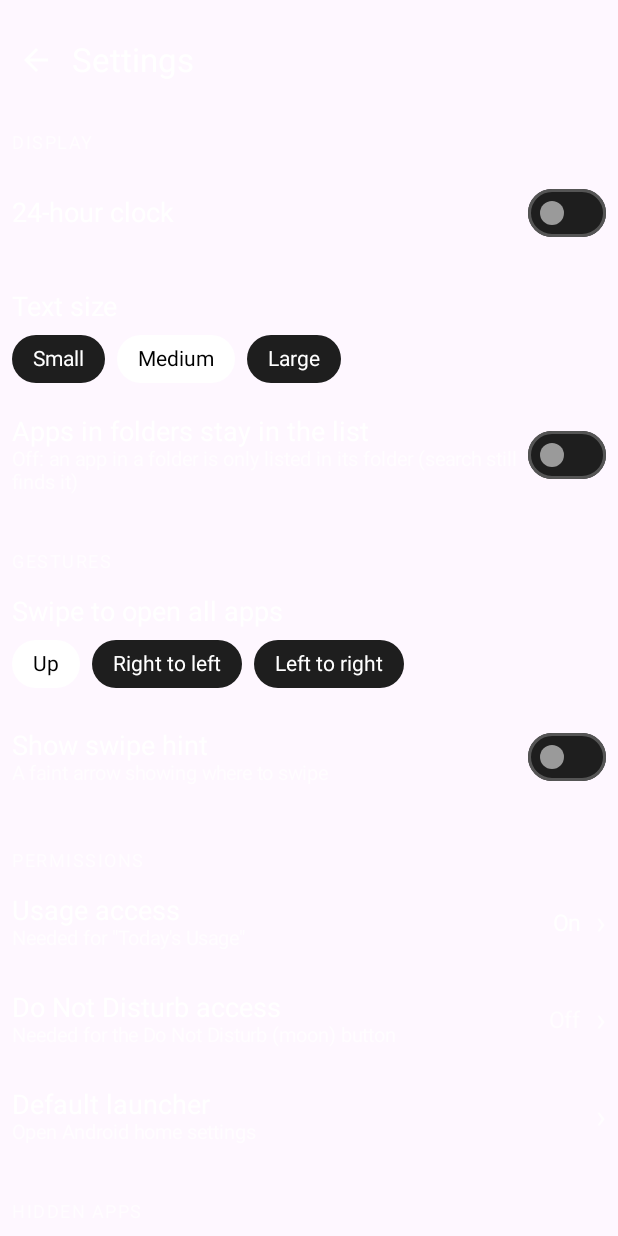
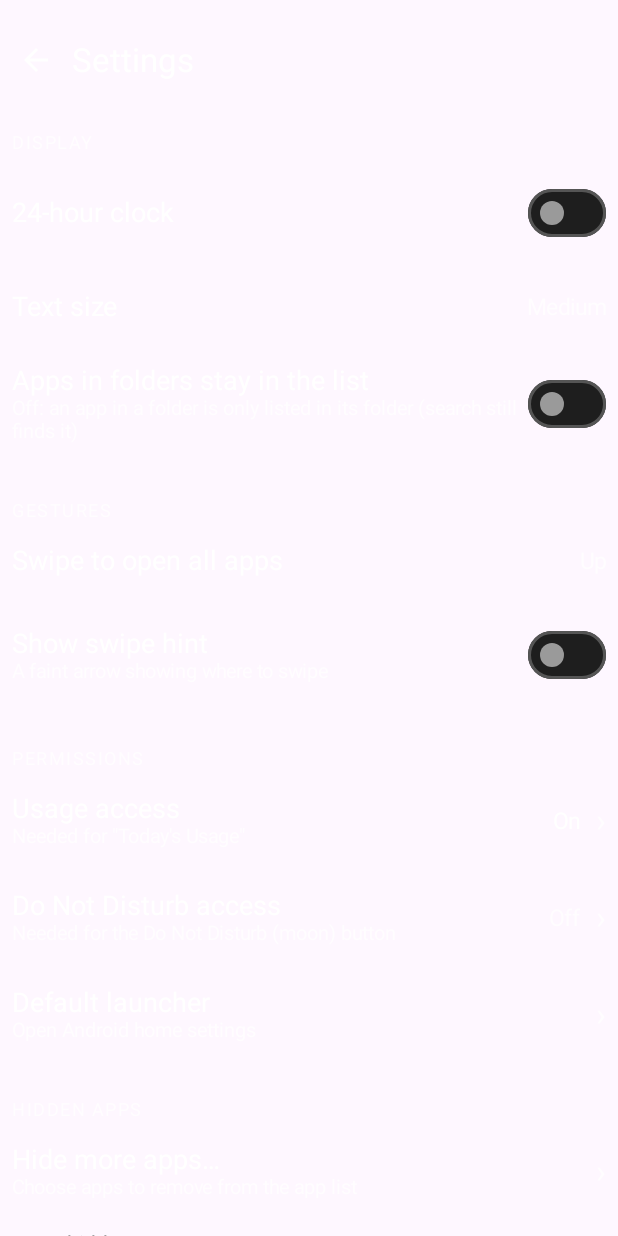
Before and after one commit to D4NZ-jpg/minimalist-launcher, an Android app built with Jetpack Compose: the composable SettingsScreen shown on its own in the app's theme, on a phone screen of 412 x 824 dp. Run offline under Robolectric (Android 15) with nearby library versions, the phone set to English and light mode, and no system bars.

Commit message:
Replace pill selectors with plain rows: tap-to-cycle settings and a folder list in the app sheet

```diff
--- a/app/src/main/java/dev/minimalist/launcher/MainActivity.kt
+++ b/app/src/main/java/dev/minimalist/launcher/MainActivity.kt
@@ -381,10 +381,10 @@ private fun SettingsScreen(s: LauncherState, a: LauncherActions) {
             item {
                 SectionLabel("Display")
                 SettingRow("24-hour clock", null, onClick = { a.set24h(!s.use24h) }) { Switch(s.use24h, { a.set24h(it) }, colors = monoSwitchColors()) }
-                ChoiceRow("Text size", TextSize.entries, s.textSize, { it.label }, a.setTextSize)
+                CycleRow("Text size", TextSize.entries, s.textSize, { it.label }, a.setTextSize)
                 SettingRow("Apps in folders stay in the list", "Off: an app in a folder is only listed in its folder (search still finds it)", onClick = { a.setShowFolderedApps(!s.showFolderedApps) }) { Switch(s.showFolderedApps, { a.setShowFolderedApps(it) }, colors = monoSwitchColors()) }
                 SectionLabel("Gestures")
-                ChoiceRow("Swipe to open all apps", SwipeDir.entries, s.swipe, { it.label }, a.setSwipe)
+                CycleRow("Swipe to open all apps", SwipeDir.entries, s.swipe, { it.label }, a.setSwipe)
                 SettingRow("Show swipe hint", "A faint arrow showing where to swipe", onClick = { a.setShowSwipeHint(!s.showSwipeHint) }) { Switch(s.showSwipeHint, { a.setShowSwipeHint(it) }, colors = monoSwitchColors()) }
                 SectionLabel("Permissions")
                 SettingRow("Usage access", "Needed for \"Today's Usage\"", onClick = a.openUsageAccess) { StatusText(s.usageGranted) }
@@ -434,18 +434,11 @@ private fun SectionLabel(text: String) {
     Text(text.uppercase(), color = Dim, fontSize = 12.sp, letterSpacing = 1.sp, modifier = Modifier.padding(start = 8.dp, top = 24.dp, bottom = 2.dp))
 }
 
+/** A row that shows the current choice on the right; tapping it moves to the next option. */
 @Composable
-private fun <T> ChoiceRow(title: String, options: List<T>, selected: T, label: (T) -> String, onSelect: (T) -> Unit) {
-    Text(title, color = Color.White, fontSize = 18.sp, modifier = Modifier.padding(start = 8.dp, top = 14.dp))
-    Row(Modifier.padding(horizontal = 8.dp, vertical = 8.dp), horizontalArrangement = Arrangement.spacedBy(8.dp)) {
-        options.forEach { o ->
-            val on = o == selected
-            Text(
-                label(o), color = if (on) Color.Black else Color.White, fontSize = 14.sp,
-                modifier = Modifier.clip(RoundedCornerShape(50)).background(if (on) Color.White else Color(0xFF1E1E1E))
-                    .clickable { onSelect(o) }.padding(horizontal = 14.dp, vertical = 8.dp),
-            )
-        }
+private fun <T> CycleRow(title: String, options: List<T>, selected: T, label: (T) -> String, onSelect: (T) -> Unit) {
+    SettingRow(title, null, onClick = { onSelect(options[(options.indexOf(selected) + 1) % options.size]) }) {
+        Text(label(selected), color = Dim, fontSize = 15.sp)
     }
 }
 
```
Also changed, not shown: app/src/main/java/dev/minimalist/launcher/Sheets.kt (+10 -15 lines), 1 other file.
